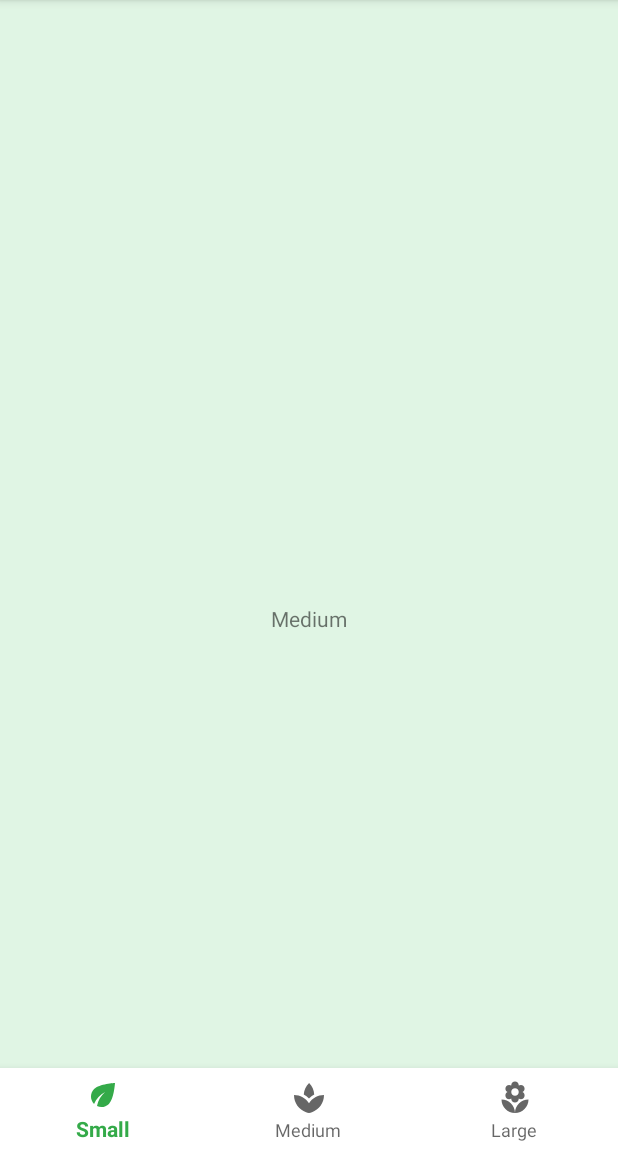
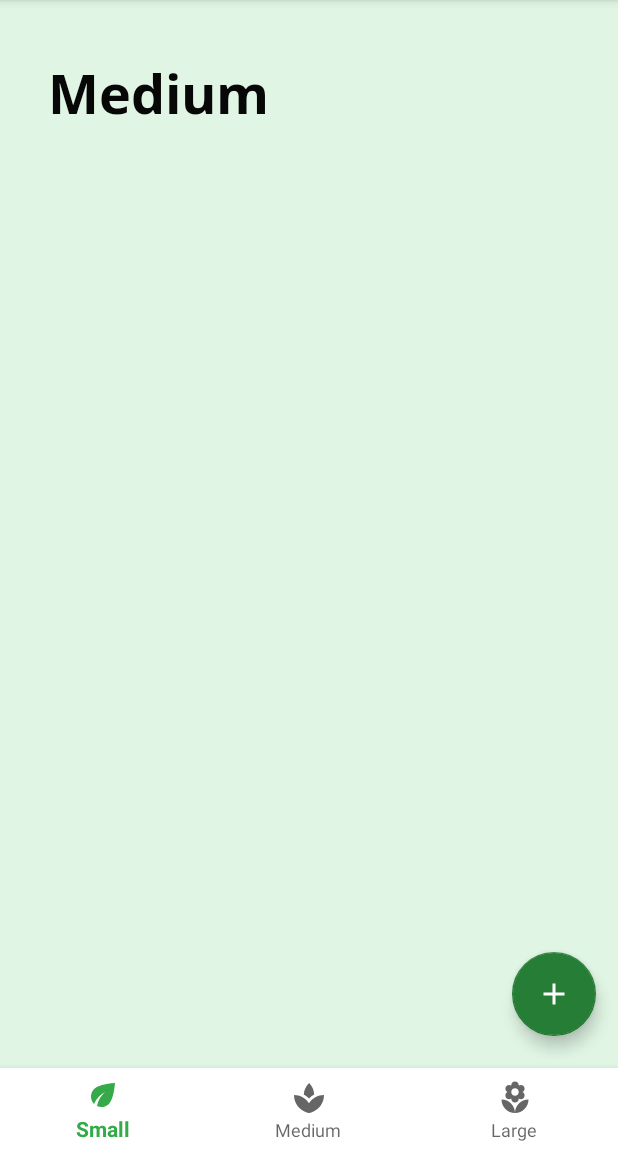
Before and after one commit to dishap22/Perpendicrop, an Android app: the DashboardFragment screen opened through its navigation route, on a phone screen of 412 x 824 dp, the part 84-1236 px from its top. Run offline under Robolectric (Android 15) with nearby library versions, the phone set to English and light mode, and no system bars; our stand-ins replace navigation-ui.

Commit message:
UI Update

```diff
--- a/app/src/main/AndroidManifest.xml
+++ b/app/src/main/AndroidManifest.xml
@@ -18,6 +18,9 @@
                 <category android:name="android.intent.category.LAUNCHER" />
             </intent-filter>
         </activity>
+        <meta-data
+            android:name="preloaded_fonts"
+            android:resource="@array/preloaded_fonts" />
     </application>
 
 </manifest>
--- /dev/null
+++ b/app/src/main/res/drawable/ic_baseline_add_24.xml
@@ -0,0 +1,5 @@
+<vector android:height="24dp" android:tint="#FFFFFF"
+    android:viewportHeight="24" android:viewportWidth="24"
+    android:width="24dp" xmlns:android="http://schemas.android.com/apk/res/android">
+    <path android:fillColor="@android:color/white" android:pathData="M19,13h-6v6h-2v-6H5v-2h6V5h2v6h6v2z"/>
+</vector>
--- /dev/null
+++ b/app/src/main/res/font/open_sans_bold.xml
@@ -0,0 +1,7 @@
+<?xml version="1.0" encoding="utf-8"?>
+<font-family xmlns:app="http://schemas.android.com/apk/res-auto"
+        app:fontProviderAuthority="com.google.android.gms.fonts"
+        app:fontProviderPackage="com.google.android.gms"
+        app:fontProviderQuery="name=Open Sans&amp;weight=700"
+        app:fontProviderCerts="@array/com_google_android_gms_fonts_certs">
+</font-family>
--- a/app/src/main/res/layout/activity_main.xml
+++ b/app/src/main/res/layout/activity_main.xml
@@ -1,11 +1,11 @@
 <?xml version="1.0" encoding="utf-8"?>
 <androidx.constraintlayout.widget.ConstraintLayout xmlns:android="http://schemas.android.com/apk/res/android"
     xmlns:app="http://schemas.android.com/apk/res-auto"
+    xmlns:tools="http://schemas.android.com/tools"
     android:id="@+id/container"
     android:layout_width="match_parent"
-    android:layout_height="match_parent"
-    android:background="#E0F5E4"
-    android:paddingTop="?attr/actionBarSize">
+    android:layout_height="fill_parent"
+    android:background="#E0F5E4">
 
     <com.google.android.material.bottomnavigation.BottomNavigationView
         android:id="@+id/nav_view"
@@ -20,16 +20,16 @@
     <fragment
         android:id="@+id/nav_host_fragment"
         android:name="androidx.navigation.fragment.NavHostFragment"
-        android:layout_width="match_parent"
-        android:layout_height="match_parent"
+        android:layout_width="414dp"
+        android:layout_height="675dp"
         android:background="#E0F5E4"
         app:defaultNavHost="true"
-        app:layout_constraintBottom_toTopOf="@id/nav_view"
+        app:layout_constraintBottom_toTopOf="@+id/nav_view"
         app:layout_constraintHorizontal_bias="0.0"
         app:layout_constraintLeft_toLeftOf="parent"
         app:layout_constraintRight_toRightOf="parent"
         app:layout_constraintTop_toTopOf="parent"
-        app:layout_constraintVertical_bias="0.0"
+        app:layout_constraintVertical_bias="0.857"
         app:navGraph="@navigation/mobile_navigation" />
 
 </androidx.constraintlayout.widget.ConstraintLayout>
--- a/app/src/main/res/layout/fragment_dashboard.xml
+++ b/app/src/main/res/layout/fragment_dashboard.xml
@@ -8,12 +8,31 @@
     android:background="@color/background">
 
     <TextView
-        android:id="@+id/textView2"
+        android:id="@+id/textViewMedium"
+        android:layout_width="162dp"
+        android:layout_height="56dp"
+        android:fontFamily="@font/open_sans_bold"
+        android:text="Medium"
+        android:textColor="#080708"
+        android:textSize="36sp"
+        app:layout_constraintBottom_toBottomOf="parent"
+        app:layout_constraintEnd_toEndOf="parent"
+        app:layout_constraintHorizontal_bias="0.127"
+        app:layout_constraintStart_toStartOf="parent"
+        app:layout_constraintTop_toTopOf="parent"
+        app:layout_constraintVertical_bias="0.01" />
+
+    <com.google.android.material.floatingactionbutton.FloatingActionButton
+        android:id="@+id/floatingActionButton2"
         android:layout_width="wrap_content"
         android:layout_height="wrap_content"
-        android:text="Medium"
+        android:layout_marginBottom="16dp"
+        android:clickable="true"
+        android:src="@drawable/ic_baseline_add_24"
+        app:backgroundTint="@color/colorPrimaryDark"
         app:layout_constraintBottom_toBottomOf="parent"
         app:layout_constraintEnd_toEndOf="parent"
-        app:layout_constraintStart_toStartOf="parent"
-        app:layout_constraintTop_toTopOf="parent" />
+        app:layout_constraintHorizontal_bias="0.954"
+        app:layout_constraintStart_toStartOf="parent" />
+
 </androidx.constraintlayout.widget.ConstraintLayout>
```
Also changed, not shown: app/src/main/res/layout/fragment_home.xml (+22 -4 lines), app/src/main/res/layout/fragment_notifications.xml (+22 -9 lines).
